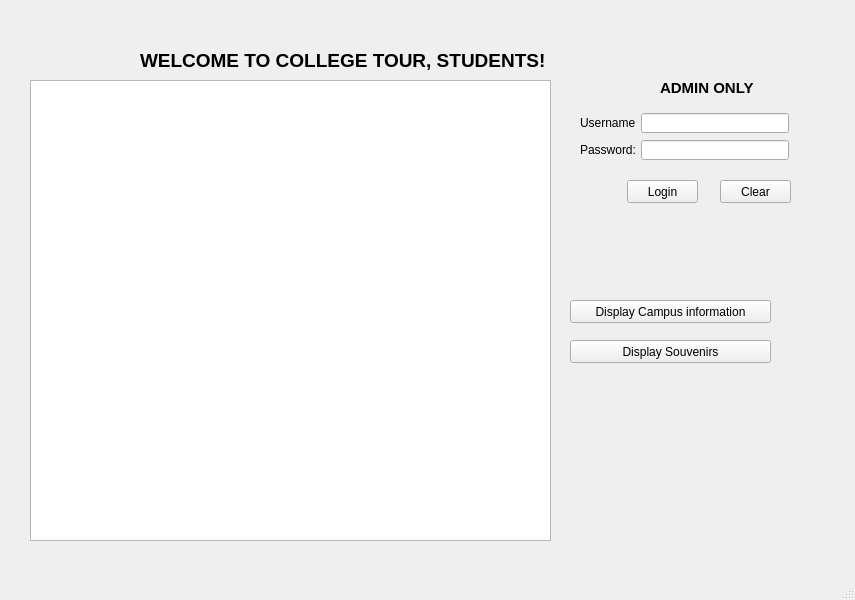
mattjang1101/CS1D-Project-1-Go-Big-O-Go-Home-, file mainwindow.ui: the form before one commit.
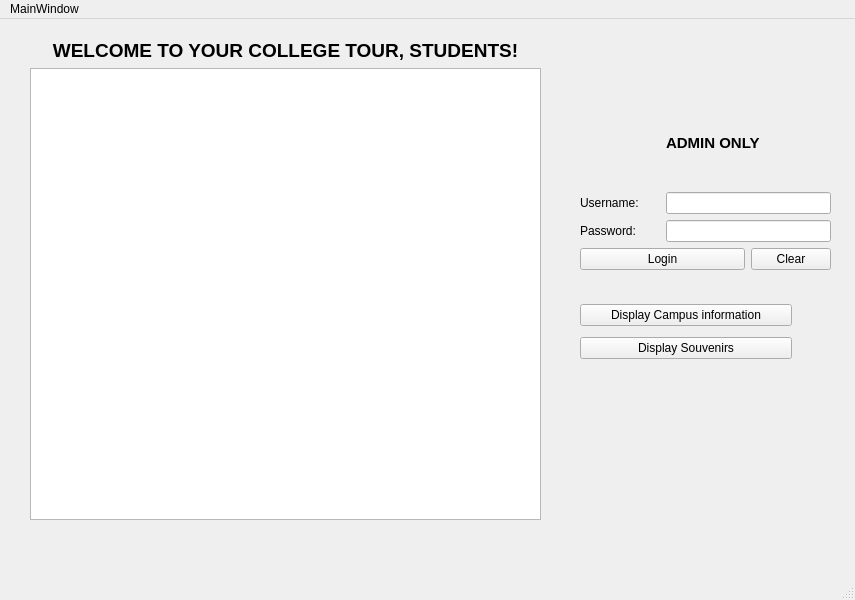
The form after the commit.

Diff of the .ui file:
```diff
--- a/mainwindow.ui
+++ b/mainwindow.ui
@@ -14,35 +14,18 @@
    <string>MainWindow</string>
   </property>
   <widget class="QWidget" name="centralwidget">
-   <widget class="QLabel" name="label">
+   <widget class="QWidget" name="">
     <property name="geometry">
      <rect>
-      <x>140</x>
-      <y>20</y>
-      <width>441</width>
-      <height>81</height>
+      <x>580</x>
+      <y>80</y>
+      <width>251</width>
+      <height>171</height>
      </rect>
     </property>
-    <property name="font">
-     <font>
-      <pointsize>14</pointsize>
-      <weight>75</weight>
-      <bold>true</bold>
-     </font>
-    </property>
-    <property name="text">
-     <string>WELCOME TO COLLEGE TOUR, STUDENTS!</string>
-    </property>
-   </widget>
+    <layout class="QGridLayout" name="gridLayout">
+     <item row="0" column="1" colspan="2">
    <widget class="QLabel" name="label_2">
-    <property name="geometry">
-     <rect>
-      <x>660</x>
-      <y>80</y>
-      <width>111</width>
-      <height>16</height>
-     </rect>
-    </property>
     <property name="font">
      <font>
       <pointsize>11</pointsize>
@@ -54,123 +37,122 @@
      <string>ADMIN ONLY</string>
     </property>
    </widget>
-   <widget class="QLineEdit" name="passwordLineEdit">
-    <property name="geometry">
-     <rect>
-      <x>641</x>
-      <y>140</y>
-      <width>148</width>
-      <height>20</height>
-     </rect>
-    </property>
-    <property name="inputMethodHints">
-     <set>Qt::ImhHiddenText|Qt::ImhNoAutoUppercase|Qt::ImhNoPredictiveText|Qt::ImhSensitiveData</set>
-    </property>
-    <property name="echoMode">
-     <enum>QLineEdit::Password</enum>
-    </property>
-   </widget>
+     </item>
+     <item row="1" column="0">
    <widget class="QLabel" name="usernameLabel">
-    <property name="geometry">
-     <rect>
-      <x>580</x>
-      <y>113</y>
-      <width>55</width>
-      <height>20</height>
-     </rect>
-    </property>
     <property name="text">
      <string>Username: </string>
     </property>
    </widget>
+     </item>
+     <item row="1" column="1" colspan="2">
    <widget class="QLineEdit" name="usernameLineEdit">
-    <property name="geometry">
-     <rect>
-      <x>641</x>
-      <y>113</y>
-      <width>148</width>
-      <height>20</height>
-     </rect>
-    </property>
     <property name="styleSheet">
      <string notr="true"/>
     </property>
    </widget>
+     </item>
+     <item row="2" column="0">
    <widget class="QLabel" name="passwordLabel">
-    <property name="geometry">
-     <rect>
-      <x>580</x>
-      <y>140</y>
-      <width>55</width>
-      <height>20</height>
-     </rect>
-    </property>
     <property name="text">
      <string>Password: </string>
     </property>
    </widget>
+     </item>
+     <item row="2" column="1" colspan="2">
+      <widget class="QLineEdit" name="passwordLineEdit">
+       <property name="inputMethodHints">
+        <set>Qt::ImhHiddenText|Qt::ImhNoAutoUppercase|Qt::ImhNoPredictiveText|Qt::ImhSensitiveData</set>
+       </property>
+       <property name="echoMode">
+        <enum>QLineEdit::Password</enum>
+       </property>
+      </widget>
+     </item>
+     <item row="3" column="0" colspan="2">
    <widget class="QPushButton" name="loginPushBtn_2">
-    <property name="geometry">
-     <rect>
-      <x>627</x>
-      <y>180</y>
-      <width>71</width>
-      <height>23</height>
-     </rect>
-    </property>
     <property name="text">
      <string>Login</string>
     </property>
    </widget>
+     </item>
+     <item row="3" column="2">
    <widget class="QPushButton" name="clearPushBtn_2">
-    <property name="geometry">
-     <rect>
-      <x>720</x>
-      <y>180</y>
-      <width>71</width>
-      <height>23</height>
-     </rect>
-    </property>
     <property name="text">
      <string>Clear</string>
     </property>
    </widget>
-   <widget class="QTableView" name="tableView">
+     </item>
+     <item row="0" column="0">
+      <widget class="QLabel" name="MainWindowLogo">
+       <property name="text">
+        <string/>
+       </property>
+       <property name="alignment">
+        <set>Qt::AlignCenter</set>
+       </property>
+      </widget>
+     </item>
+    </layout>
+   </widget>
+   <widget class="QWidget" name="">
     <property name="geometry">
      <rect>
-      <x>30</x>
-      <y>80</y>
-      <width>521</width>
-      <height>461</height>
+      <x>580</x>
+      <y>280</y>
+      <width>212</width>
+      <height>66</height>
      </rect>
     </property>
-   </widget>
+    <layout class="QVBoxLayout" name="verticalLayout">
+     <item>
    <widget class="QPushButton" name="DisplayCampusInfo">
-    <property name="geometry">
-     <rect>
-      <x>570</x>
-      <y>300</y>
-      <width>201</width>
-      <height>23</height>
-     </rect>
-    </property>
     <property name="text">
      <string>Display Campus information</string>
     </property>
    </widget>
+     </item>
+     <item>
    <widget class="QPushButton" name="DisplaySouvenirs">
-    <property name="geometry">
-     <rect>
-      <x>570</x>
-      <y>340</y>
-      <width>201</width>
-      <height>23</height>
-     </rect>
-    </property>
     <property name="text">
      <string>Display Souvenirs</string>
     </property>
    </widget>
+     </item>
+    </layout>
+   </widget>
+   <widget class="QWidget" name="">
+    <property name="geometry">
+     <rect>
+      <x>30</x>
+      <y>20</y>
+      <width>511</width>
+      <height>481</height>
+     </rect>
+    </property>
+    <layout class="QVBoxLayout" name="verticalLayout_2">
+     <item>
+      <widget class="QLabel" name="label">
+       <property name="font">
+        <font>
+         <pointsize>14</pointsize>
+         <weight>75</weight>
+         <bold>true</bold>
+        </font>
+       </property>
+       <property name="text">
+        <string>WELCOME TO YOUR COLLEGE TOUR, STUDENTS!</string>
+       </property>
+       <property name="alignment">
+        <set>Qt::AlignCenter</set>
+       </property>
+      </widget>
+     </item>
+     <item>
+      <widget class="QTableView" name="tableView"/>
+     </item>
+    </layout>
+   </widget>
   </widget>
   <widget class="QMenuBar" name="menubar">
    <property name="geometry">
@@ -181,6 +163,12 @@
      <height>22</height>
     </rect>
    </property>
+   <widget class="QMenu" name="menuMainWindow">
+    <property name="title">
+     <string>MainWindow</string>
+    </property>
+   </widget>
+   <addaction name="menuMainWindow"/>
   </widget>
   <widget class="QStatusBar" name="statusbar"/>
  </widget>
```
Lines whose indentation alone changed are shown as unchanged.
